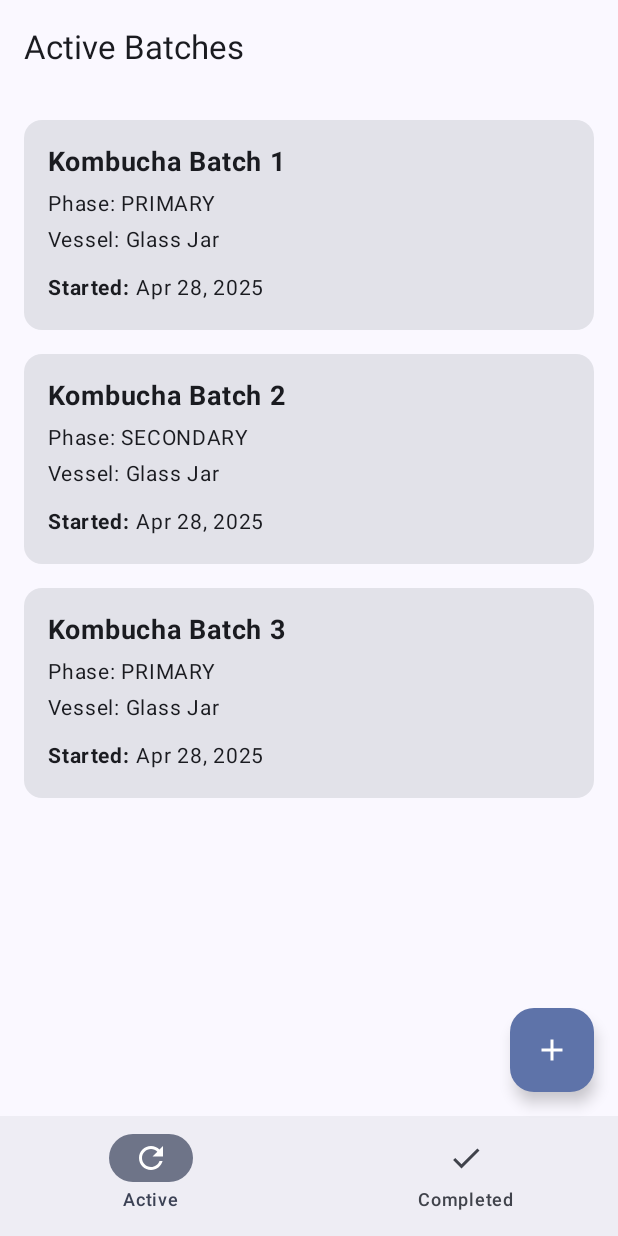
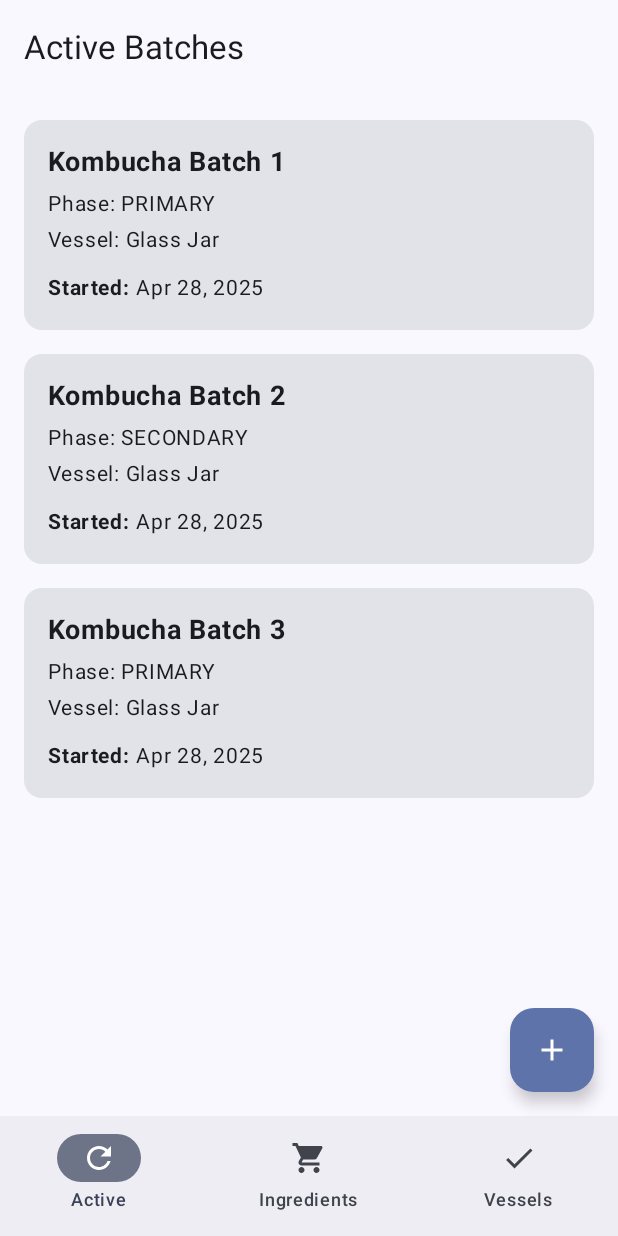
Before and after one commit to anoniim/Ferment, an Android app built with Jetpack Compose: the screen it shows after launch (MainActivity), on a phone screen of 412 x 824 dp. Run offline under Robolectric (Android 15) with nearby library versions, the phone set to English and light mode, and no system bars.

Commit message:
* Ingredients section added

```diff
--- a/app/src/main/java/net/solvetheriddle/fermentlog/MainActivity.kt
+++ b/app/src/main/java/net/solvetheriddle/fermentlog/MainActivity.kt
@@ -21,6 +21,7 @@ import androidx.compose.material.icons.Icons
 import androidx.compose.material.icons.filled.Add
 import androidx.compose.material.icons.filled.Check
 import androidx.compose.material.icons.filled.Refresh
+import androidx.compose.material.icons.filled.ShoppingCart
 import androidx.compose.material3.Card
 import androidx.compose.material3.CardDefaults
 import androidx.compose.material3.ExperimentalMaterial3Api
@@ -43,10 +44,6 @@ import androidx.compose.ui.unit.sp
 import androidx.core.os.ConfigurationCompat
 import net.solvetheriddle.fermentlog.data.Db
 import net.solvetheriddle.fermentlog.domain.model.Batch
-import net.solvetheriddle.fermentlog.domain.model.BrewingPhase
-import net.solvetheriddle.fermentlog.domain.model.Ingredient
-import net.solvetheriddle.fermentlog.domain.model.Status
-import net.solvetheriddle.fermentlog.domain.model.Vessel
 import net.solvetheriddle.fermentlog.ui.theme.FermentTheme
 import java.text.SimpleDateFormat
 import java.util.Date
@@ -74,8 +71,14 @@ class MainActivity : ComponentActivity() {
                                 onClick = { /* Handle navigation to active */ }
                             )
                             NavigationBarItem(
-                                icon = { Icon(Icons.Filled.Check, "Completed") },
-                                label = { Text("Completed") },
+                                icon = { Icon(Icons.Filled.ShoppingCart, "Ingredients") },
+                                label = { Text("Ingredients") },
+                                selected = false,
+                                onClick = { /* Handle navigation to active */ }
+                            )
+                            NavigationBarItem(
+                                icon = { Icon(Icons.Filled.Check, "Vessels") },
+                                label = { Text("Vessels") },
                                 selected = false,
                                 onClick = { /* Handle navigation to completed */ }
                             )
--- a/app/src/main/java/net/solvetheriddle/fermentlog/domain/model/Batch.kt
+++ b/app/src/main/java/net/solvetheriddle/fermentlog/domain/model/Batch.kt
@@ -10,7 +10,7 @@ data class Batch(
     val startDate: Date,
     val vessel: Vessel,
     val ingredients: List<Ingredient>,
-    val parentId: String? = null // Making parentId nullable as it might not always be present
+    val parentId: String? = null
 )
 
 enum class Status {
```
